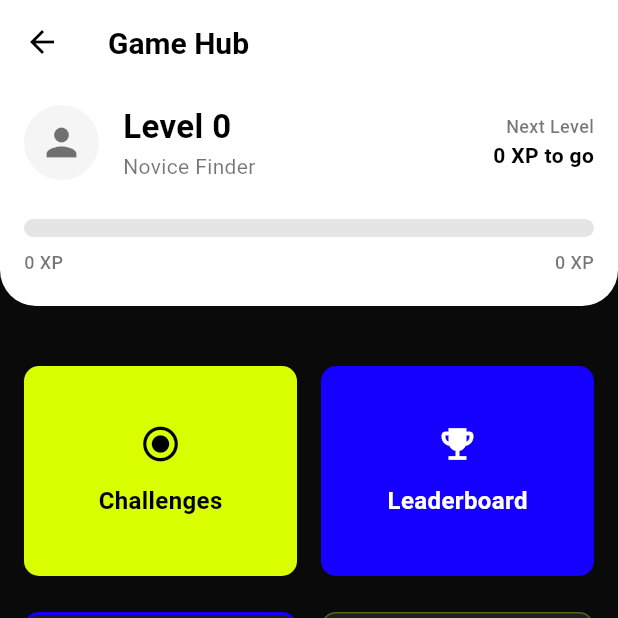
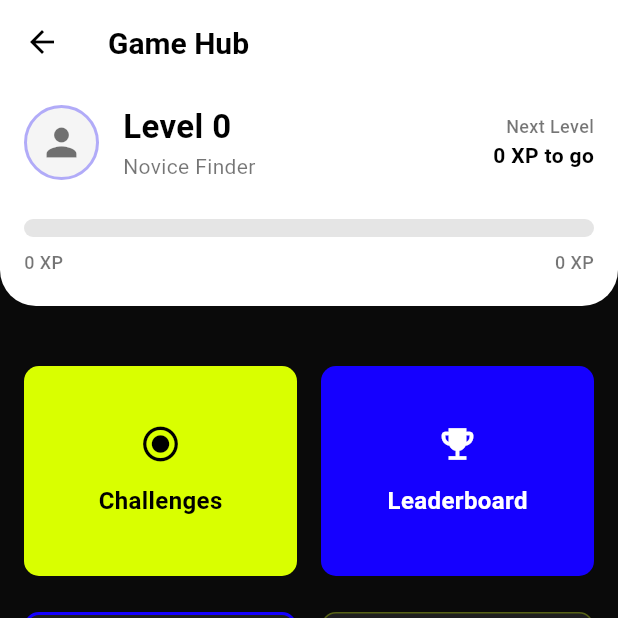
Before and after one commit to meagenotmage/iBalik, a Flutter app: the screen it shows once a user with an empty profile is signed in, item 3 of the bottom bar chosen, on a phone screen of 412 x 824 dp, the top half of it. Run offline on Flutter 3.47's test engine with Material 3 defaults, Android fonts, the phone set to English and light mode, and no system bars; our stand-ins replace cached_network_image, cloud_firestore, firebase_auth, firebase_core, flutter_image_compress, image_picker and 4 more; missing offline and left inert: cloudinary_public; accounts and stored records are empty; Roboto replaces fonts that are missing (SF Pro Display).

```diff
--- a/lib/screens/game/game_hub_page.dart
+++ b/lib/screens/game/game_hub_page.dart
@@ -1,4 +1,7 @@
 import 'package:flutter/material.dart';
+import 'package:firebase_auth/firebase_auth.dart';
+import 'package:cloud_firestore/cloud_firestore.dart';
+import 'package:cached_network_image/cached_network_image.dart';
 import '../../models/game_models.dart';
 import '../../utils/page_transitions.dart';
 import '../../utils/app_theme.dart';
@@ -26,7 +29,7 @@ class _GameHubPageState extends State<GameHubPage> {
   final GameService _gameService = GameService();
   late GameDataService _gameDataService;
 
-
+  String? _profileImageUrl;
   bool _isLoading = true;
   bool _isInitialized = false;
 
@@ -45,6 +48,7 @@ class _GameHubPageState extends State<GameHubPage> {
       await _gameDataService.initialize();
       await _gameDataService.refreshChallenges();
       await _loadRecentAchievements();
+      await _loadProfileImage();
       setState(() {
         _isInitialized = true;
         _isLoading = false;
@@ -55,6 +59,25 @@ class _GameHubPageState extends State<GameHubPage> {
         _isLoading = false;
         _isInitialized = true;
       });
+    }
+  }
+
+  Future<void> _loadProfileImage() async {
+    try {
+      final user = FirebaseAuth.instance.currentUser;
+      if (user != null) {
+        final userDoc = await FirebaseFirestore.instance
+            .collection('users')
+            .doc(user.uid)
+            .get();
+        if (userDoc.exists && mounted) {
+          setState(() {
+            _profileImageUrl = userDoc.data()?['profileImageUrl'] as String?;
+          });
+        }
+      }
+    } catch (e) {
+      debugPrint('Error loading profile image: $e');
     }
   }
 
@@ -177,18 +200,44 @@ class _GameHubPageState extends State<GameHubPage> {
                               Expanded(
                                 child: Row(
                                   children: [
-                                    // Profile Picture Placeholder
+                                    // Profile Picture
                                     Container(
                                       width: profileSize,
                                       height: profileSize,
                                       decoration: BoxDecoration(
                                         shape: BoxShape.circle,
                                         color: AppColors.background,
+                                        border: Border.all(
+                                          color: AppColors.primary.withOpacity(0.3),
+                                          width: 2,
+                                        ),
                                       ),
-                                      child: Icon(
-                                        Icons.person,
-                                        color: AppColors.textSecondary,
-                                        size: profileIconSize,
+                                      child: ClipOval(
+                                        child: _profileImageUrl != null && _profileImageUrl!.isNotEmpty
+                                            ? CachedNetworkImage(
+                                                imageUrl: _profileImageUrl!,
+                                                width: profileSize,
+                                                height: profileSize,
+                                                fit: BoxFit.cover,
+                                                placeholder: (context, url) => Center(
+                                                  child: CircularProgressIndicator(
+                                                    strokeWidth: 2,
+                                                    valueColor: AlwaysStoppedAnimation<Color>(
+                                                      AppColors.primary,
+                                                    ),
+                                                  ),
+                                                ),
+                                                errorWidget: (context, url, error) => Icon(
+                                                  Icons.person,
+                                                  color: AppColors.textSecondary,
+                                                  size: profileIconSize,
+                                                ),
+                                              )
+                                            : Icon(
+                                                Icons.person,
+                                                color: AppColors.textSecondary,
+                                                size: profileIconSize,
+                                              ),
                                       ),
                                     ),
                                     SizedBox(width: isSmallScreen ? 10 : 16),
```
Also changed, not shown: lib/screens/claims/drop_off_page.dart (+33 -4 lines), lib/screens/game/leaderboards_page.dart (+21 -8 lines), lib/screens/home/profile_page.dart (+15 -33 lines), lib/services/supabase_storage_service.dart (+57 -6 lines).
